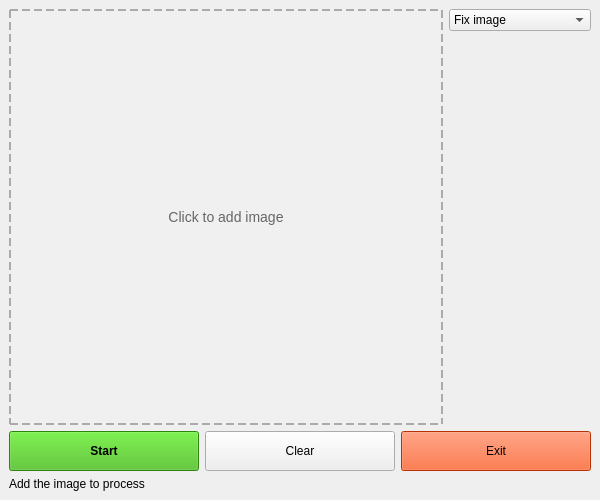
Above: GUI/Main_window.ui from Se-Boruk/Virtual_conservator before the change. Below: the same form after it.
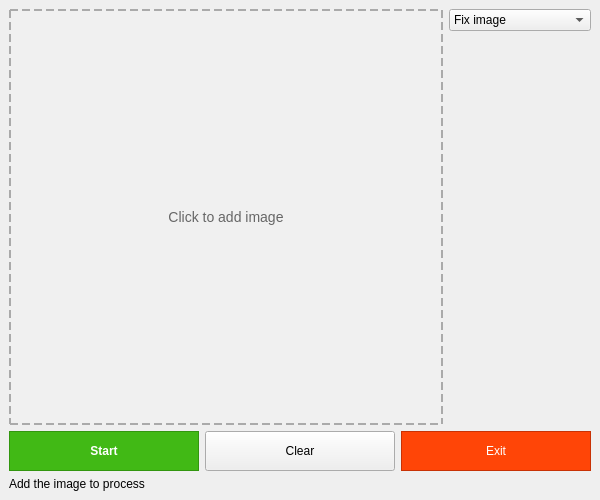
That is the form after the change.

Patch:
```diff
--- a/GUI/Main_window.ui
+++ b/GUI/Main_window.ui
@@ -101,9 +101,20 @@
          <cursorShape>ArrowCursor</cursorShape>
         </property>
         <property name="styleSheet">
-         <string notr="true">background-color: rgb(65, 185, 21);
-font: 75 8pt &quot;MS Shell Dlg 2&quot;;
-font-weight: bold;
+         <string notr="true">
+  QPushButton {
+   background-color: rgb(65, 185, 21);
+   font: 75 8pt &quot;MS Shell Dlg 2&quot;;
+   font-weight: bold;
+   border: 1px solid rgb(50, 150, 15);
+   color: white;
+  }
+  QPushButton:hover {
+   background-color: rgb(85, 205, 41); /* Jaśniejszy zielony po najechaniu */
+  }
+  QPushButton:pressed {
+   background-color: rgb(45, 140, 15); /* Ciemniejszy po kliknięciu */
+  }
 </string>
         </property>
         <property name="text">
@@ -129,6 +140,9 @@
       </item>
       <item>
        <widget class="QPushButton" name="btnExit">
+        <property name="enabled">
+         <bool>true</bool>
+        </property>
         <property name="minimumSize">
          <size>
           <width>0</width>
@@ -138,6 +152,15 @@
         <property name="palette">
          <palette>
           <active>
+           <colorrole role="WindowText">
+            <brush brushstyle="SolidPattern">
+             <color alpha="255">
+              <red>255</red>
+              <green>255</green>
+              <blue>255</blue>
+             </color>
+            </brush>
+           </colorrole>
            <colorrole role="Button">
             <brush brushstyle="SolidPattern">
              <color alpha="255">
@@ -147,6 +170,24 @@
              </color>
             </brush>
            </colorrole>
+           <colorrole role="Text">
+            <brush brushstyle="SolidPattern">
+             <color alpha="255">
+              <red>255</red>
+              <green>255</green>
+              <blue>255</blue>
+             </color>
+            </brush>
+           </colorrole>
+           <colorrole role="ButtonText">
+            <brush brushstyle="SolidPattern">
+             <color alpha="255">
+              <red>255</red>
+              <green>255</green>
+              <blue>255</blue>
+             </color>
+            </brush>
+           </colorrole>
            <colorrole role="Base">
             <brush brushstyle="SolidPattern">
              <color alpha="255">
@@ -167,6 +208,15 @@
            </colorrole>
           </active>
           <inactive>
+           <colorrole role="WindowText">
+            <brush brushstyle="SolidPattern">
+             <color alpha="255">
+              <red>255</red>
+              <green>255</green>
+              <blue>255</blue>
+             </color>
+            </brush>
+           </colorrole>
            <colorrole role="Button">
             <brush brushstyle="SolidPattern">
              <color alpha="255">
@@ -176,6 +226,24 @@
              </color>
             </brush>
            </colorrole>
+           <colorrole role="Text">
+            <brush brushstyle="SolidPattern">
+             <color alpha="255">
+              <red>255</red>
+              <green>255</green>
+              <blue>255</blue>
+             </color>
+            </brush>
+           </colorrole>
+           <colorrole role="ButtonText">
+            <brush brushstyle="SolidPattern">
+             <color alpha="255">
+              <red>255</red>
+              <green>255</green>
+              <blue>255</blue>
+             </color>
+            </brush>
+           </colorrole>
            <colorrole role="Base">
             <brush brushstyle="SolidPattern">
              <color alpha="255">
@@ -196,6 +264,15 @@
            </colorrole>
           </inactive>
           <disabled>
+           <colorrole role="WindowText">
+            <brush brushstyle="SolidPattern">
+             <color alpha="255">
+              <red>255</red>
+              <green>255</green>
+              <blue>255</blue>
+             </color>
+            </brush>
+           </colorrole>
            <colorrole role="Button">
             <brush brushstyle="SolidPattern">
              <color alpha="255">
@@ -205,6 +282,24 @@
              </color>
             </brush>
            </colorrole>
+           <colorrole role="Text">
+            <brush brushstyle="SolidPattern">
+             <color alpha="255">
+              <red>255</red>
+              <green>255</green>
+              <blue>255</blue>
+             </color>
+            </brush>
+           </colorrole>
+           <colorrole role="ButtonText">
+            <brush brushstyle="SolidPattern">
+             <color alpha="255">
+              <red>255</red>
+              <green>255</green>
+              <blue>255</blue>
+             </color>
+            </brush>
+           </colorrole>
            <colorrole role="Base">
             <brush brushstyle="SolidPattern">
              <color alpha="255">
@@ -227,8 +322,20 @@
          </palette>
         </property>
         <property name="styleSheet">
-         <string notr="true">background-color: rgb(255, 69, 7);
-font: 75 8pt &quot;MS Shell Dlg 2&quot;;</string>
+         <string notr="true">
+  QPushButton {
+   background-color: rgb(255, 69, 7);
+   font: 75 8pt &quot;MS Shell Dlg 2&quot;;
+   color: white;
+   border: 1px solid rgb(200, 50, 5);
+  }
+  QPushButton:hover {
+   background-color: rgb(255, 100, 40); /* Jaśniejszy pomarańcz po najechaniu */
+  }
+  QPushButton:pressed {
+   background-color: rgb(200, 50, 0); /* Ciemniejszy po kliknięciu */
+  }
+ </string>
         </property>
         <property name="text">
          <string>Exit</string>
```
Left out of the diff: 2 changed lines with no effect on the pictures.
